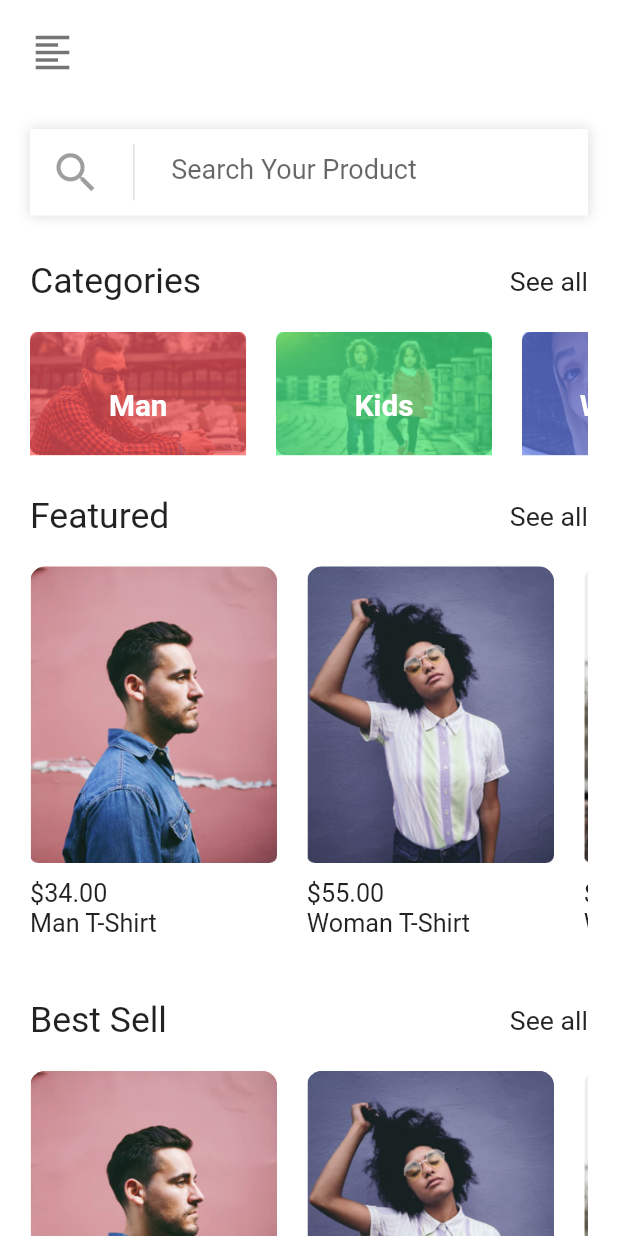
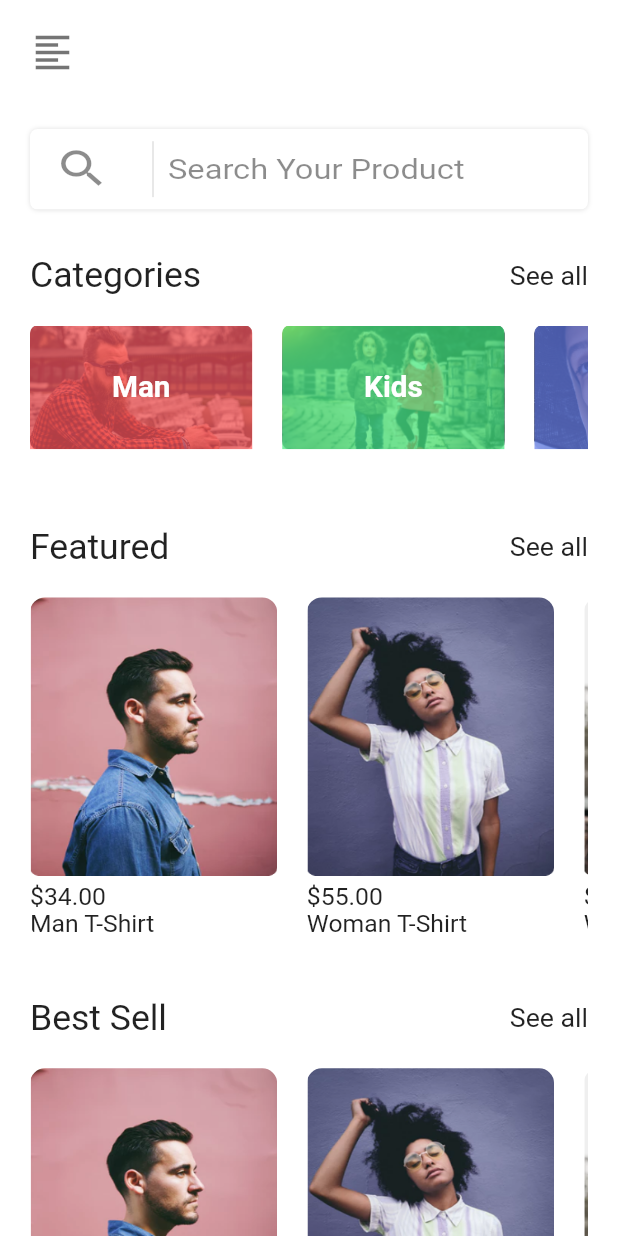
Before and after one commit to Mohamedali01/e_commerce_redesign, a Flutter app: the HomeScreen screen opened directly, on a phone screen of 412 x 824 dp. Run offline on Flutter 3.47's test engine with Material 2 defaults, Android fonts, the phone set to English and light mode, and no system bars; our stand-ins replace cloud_firestore, connectivity, device_preview, firebase_auth, firebase_core, flutter_svg and 3 more; accounts and stored records are empty.

Commit message:
finished_home_version_1

```diff
--- a/lib/app/home/components/categories.dart
+++ b/lib/app/home/components/categories.dart
@@ -13,7 +13,7 @@ class Categories extends StatelessWidget {
   @override
   Widget build(BuildContext context) {
     return SizedBox(
-      height: SizeConfig.screenHeight * 0.12,
+      height: SizeConfig.screenWidth * 0.3,
       child: ListView(
         scrollDirection: Axis.horizontal,
         children: [
--- a/lib/app/home/components/category_widget.dart
+++ b/lib/app/home/components/category_widget.dart
@@ -15,28 +15,36 @@ class CategoryWidget extends StatelessWidget {
   @override
   Widget build(BuildContext context) {
     return SizedBox(
-      width: SizeConfig.screenWidth * 0.35,
-      height: SizeConfig.screenHeight*0.1,
+      width: SizeConfig.screenWidth * 0.36,
+      height: SizeConfig.screenWidth*0.2,
+
       child: ClipRRect(
         borderRadius: BorderRadius.circular(5),
         child: Stack(
           children: [
             Image.asset(
               image!,
-              fit: BoxFit.fill,
+              fit: BoxFit.cover,
+              width: SizeConfig.screenWidth * 0.36,
+              height: SizeConfig.screenWidth*0.2,
+
             ),
             Container(
               color: color,
-              width: SizeConfig.screenWidth * 0.35,
-              height: SizeConfig.screenHeight*0.1,
+              width: SizeConfig.screenWidth * 0.36,
+              height: SizeConfig.screenWidth*0.2,
 
             ),
-            Center(
-              child: CustomText(
-                categoryName!,
-                color: Colors.white,
-                fontSize: defaultSize! * 2,
-                fontWeight: FontWeight.bold,
+            SizedBox(
+              width: SizeConfig.screenWidth * 0.36,
+              height: SizeConfig.screenWidth*0.2,
+              child: Center(
+                child: CustomText(
+                  categoryName!,
+                  color: Colors.white,
+                  fontSize: defaultSize! * 2,
+                  fontWeight: FontWeight.bold,
+                ),
               ),
             ),
           ],
--- a/lib/app/home/components/featured_widget.dart
+++ b/lib/app/home/components/featured_widget.dart
@@ -16,7 +16,7 @@ class FeaturedWidgets extends StatelessWidget {
   @override
   Widget build(BuildContext context) {
     return SizedBox(
-      height: SizeConfig.screenHeight * 0.35,
+      height: SizeConfig.screenWidth * 0.55,
       width: SizeConfig.screenWidth,
       child: ListView.separated(
         scrollDirection: Axis.horizontal,
@@ -31,24 +31,31 @@ class FeaturedWidgets extends StatelessWidget {
             width: SizeConfig.screenWidth * 0.4,
             child: ClipRRect(
               borderRadius: BorderRadius.circular(10),
+              child: FittedBox(
+                fit: BoxFit.fill,
                 child: Column(
                   crossAxisAlignment: CrossAxisAlignment.start,
                   children: [
                     Image.asset(
-                      homeController.productModels[index].productImage!),
+                        homeController.productModels[index].productImage!,
+                      fit: BoxFit.fill,
+                    ),
                     SizedBox(
                       height: defaultSize,
                     ),
-                  CustomText(
+                    FittedBox(
+                      child: CustomText(
                         '\$${homeController.productModels[index].price!.toStringAsFixed(2)}',
-                    fontSize: defaultSize * 1.7,
+                        fontSize: 30,
+                      ),
                     ),
                     FittedBox(
                       child: CustomText(
                           homeController.productModels[index].title!,
-                        fontSize: defaultSize * 1.7),
+                          fontSize: 30),
                     )
                   ],
+                ),
               ),
             ),
           );
--- a/lib/app/home/components/search_widget.dart
+++ b/lib/app/home/components/search_widget.dart
@@ -3,58 +3,71 @@ import 'package:e_commerce_app/widgets/custom_text_form_field.dart';
 import 'package:flutter/material.dart';
 
 class SearchWidget extends StatelessWidget {
-
   final BoxConstraints? constraints;
-
 
   const SearchWidget({this.constraints});
 
   @override
   Widget build(BuildContext context) {
+    final defaultSize = SizeConfig.defaultSize;
     return Container(
-      height: SizeConfig.screenHeight * 0.07,
+      width: constraints!.maxWidth,
+      height: SizeConfig.screenHeight * 0.065,
       decoration: BoxDecoration(
+        borderRadius: BorderRadius.circular(5),
         color: Colors.white,
         boxShadow: [
           BoxShadow(
-              color: Colors.grey.shade300,
-              blurRadius: 6,
-              spreadRadius: 1),
+            color: Colors.grey.shade300,
+            blurRadius: 2,
+          ),
         ],
       ),
-      child: Padding(
-        padding: const EdgeInsets.symmetric(
-            horizontal: 10, vertical: 10),
-        child: Row(
-          mainAxisAlignment: MainAxisAlignment.spaceBetween,
-          children: [
-            Row(
-              children: [
-                SizedBox(
-                  width: constraints!.maxWidth * 0.1,
-                  child: Icon(
+      child: LayoutBuilder(
+        builder: (context, cons) {
+          return FittedBox(
+            fit: BoxFit.fill,
+            child: Padding(
+              padding: const EdgeInsets.only(bottom: 8.0),
+              child: SizedBox(
+                width: cons.maxWidth,
+                height: cons.maxHeight,
+
+                child: ListTile(
+                  leading: Icon(
                     Icons.search,
-                    color: Colors.black38,
-                    size: 35,
+                    size: cons.maxHeight*0.7,
+                  ),
+                  title: Center(
+                    child: Row(
+                      children: [
+                        SizedBox(
+                          height: cons.maxHeight*0.8,
+                          child: VerticalDivider(
+                            thickness: 1,
+                            width: 20,
+                          ),
+                        ),
+                        Expanded(
+                          child: SizedBox(
+                            height: cons.maxHeight,
+                            child: Center(
+                              child: CustomTextFormField(
+                                inputBorder: InputBorder.none,
+                                defaultSize: defaultSize,
+                                hintText: 'Search Your Product',
+                              ),
+                            ),
+                          ),
+                        ),
+                      ],
+                    ),
                   ),
                 ),
-                SizedBox(
-                  width: 10,
-                ),
-                VerticalDivider(
-                  color: Colors.grey.shade300,
-                  thickness: 1,
-                ),
-              ],
+              ),
             ),
-            SizedBox(
-              width: constraints!.maxWidth * 0.65,
-              child: CustomTextFormField(
-                  inputBorder: InputBorder.none,
-                  hintText: 'Search Your Product'),
-            ),
-          ],
-        ),
+          );
+        }
       ),
     );
   }
--- a/lib/app/home/view/home_screen.dart
+++ b/lib/app/home/view/home_screen.dart
@@ -1,4 +1,3 @@
-import 'package:e_commerce_app/app/auth/control/providers/auth_logic_controller.dart';
 import 'package:e_commerce_app/app/home/components/categories.dart';
 import 'package:e_commerce_app/app/home/components/featured_widget.dart';
 import 'package:e_commerce_app/app/home/components/row_text_widget.dart';
@@ -6,7 +5,6 @@ import 'package:e_commerce_app/app/home/components/search_widget.dart';
 import 'package:e_commerce_app/app/home/control/home_controller.dart';
 import 'package:e_commerce_app/core/size_config.dart';
 import 'package:e_commerce_app/widgets/custom_constrained_box.dart';
-import 'package:e_commerce_app/widgets/custom_text.dart';
 import 'package:flutter/cupertino.dart';
 import 'package:flutter/material.dart';
 import 'package:provider/provider.dart';
@@ -36,7 +34,9 @@ class HomeScreen extends StatelessWidget {
       ),
       body: LayoutBuilder(builder: (context, constrains) {
         return SingleChildScrollView(
-          child: CustomConstrainedBox(
+           physics: BouncingScrollPhysics(),
+
+        child: CustomConstrainedBox(
             minHeight: constrains.maxHeight,
             minWidth: constrains.maxWidth,
             child: Padding(
@@ -71,6 +71,10 @@ class HomeScreen extends StatelessWidget {
                   ),
                   FeaturedWidgets(
                       defaultSize: defaultSize, homeController: homeController),
+                  SizedBox(
+                    height: defaultSize *4,
+                  ),
+
                   RowTextWidget(
                     defaultSize: defaultSize,
                     firstText: 'Best Sell',
--- a/lib/main.dart
+++ b/lib/main.dart
@@ -1,17 +1,30 @@
+import 'package:device_preview/device_preview.dart';
 import 'package:e_commerce_app/app/auth/control/providers/auth_logic_controller.dart';
 import 'package:e_commerce_app/app/auth/control/providers/auth_ui_controller.dart';
 import 'package:e_commerce_app/app/auth/control/providers/forget_password_controller.dart';
-import 'package:e_commerce_app/app/auth/view/controll_screen.dart';
+import 'package:e_commerce_app/app/auth/view/control_screen.dart';
 import 'package:e_commerce_app/app/home/control/home_controller.dart';
 import 'package:firebase_core/firebase_core.dart';
+import 'package:flutter/foundation.dart';
 import 'package:flutter/material.dart';
+import 'package:flutter/services.dart';
 import 'package:get/get.dart';
 import 'package:provider/provider.dart';
 
 void main() async {
   WidgetsFlutterBinding.ensureInitialized();
   await Firebase.initializeApp();
-  runApp(MyApp());
+  SystemChrome.setPreferredOrientations([
+    DeviceOrientation.portraitUp,
+  ]);
+
+  runApp(DevicePreview(
+    enabled: !kReleaseMode,
+    builder: (context) => MyApp(),
+  ),
+  );
+
+// runApp(MyApp());
 }
 
 class MyApp extends StatelessWidget {
@@ -35,6 +48,8 @@ class MyApp extends StatelessWidget {
       ],
       builder: (context, child) {
         return GetMaterialApp(
+          locale: DevicePreview.locale(context), // Add the locale here
+          builder: DevicePreview.appBuilder, // Add the builder here
           theme: ThemeData(canvasColor: Colors.white),
           debugShowCheckedModeBanner: false,
           home: ControlScreen(),
--- a/lib/widgets/custom_text_form_field.dart
+++ b/lib/widgets/custom_text_form_field.dart
@@ -1,3 +1,4 @@
+import 'package:e_commerce_app/core/size_config.dart';
 import 'package:flutter/material.dart';
 
 class CustomTextFormField extends StatelessWidget {
@@ -9,6 +10,7 @@ class CustomTextFormField extends StatelessWidget {
   final String? Function(String?)? validator;
   final InputBorder? inputBorder;
   final String? hintText;
+  final double? defaultSize;
 
   CustomTextFormField(
       {this.label,
@@ -18,7 +20,8 @@ class CustomTextFormField extends StatelessWidget {
       this.validator,
       this.onSaved
       ,this.inputBorder,
-      this.hintText});
+      this.hintText,
+      this.defaultSize});
 
   @override
   Widget build(BuildContext context) {
@@ -30,9 +33,9 @@ class CustomTextFormField extends StatelessWidget {
       style: TextStyle(fontSize: 18),
       decoration: InputDecoration(
         hintText: hintText,
+        hintStyle: TextStyle(fontSize: defaultSize!*2.2,color: Colors.black45),
         suffixIcon: suffixIcon,
         border: inputBorder,
-
         labelText: label,
         floatingLabelBehavior: FloatingLabelBehavior.always,
       ),
--- a/pubspec.yaml
+++ b/pubspec.yaml
@@ -27,8 +27,9 @@ dependencies:
   firebase_auth: ^3.1.1
   firebase_core: ^1.6.0
   cloud_firestore: ^2.5.2
+  device_preview: ^0.7.4
   get: ^4.3.8
-  provider: ^6.0.0
+  provider: ^5.0.0
   flutter_svg: ^0.22.0
   flutter:
     sdk: flutter
```
Also changed, not shown: lib/app/auth/view/control_screen.dart (renamed from lib/app/auth/view/controll_screen.dart), pubspec.lock. Lines whose indentation alone changed are shown as unchanged.
